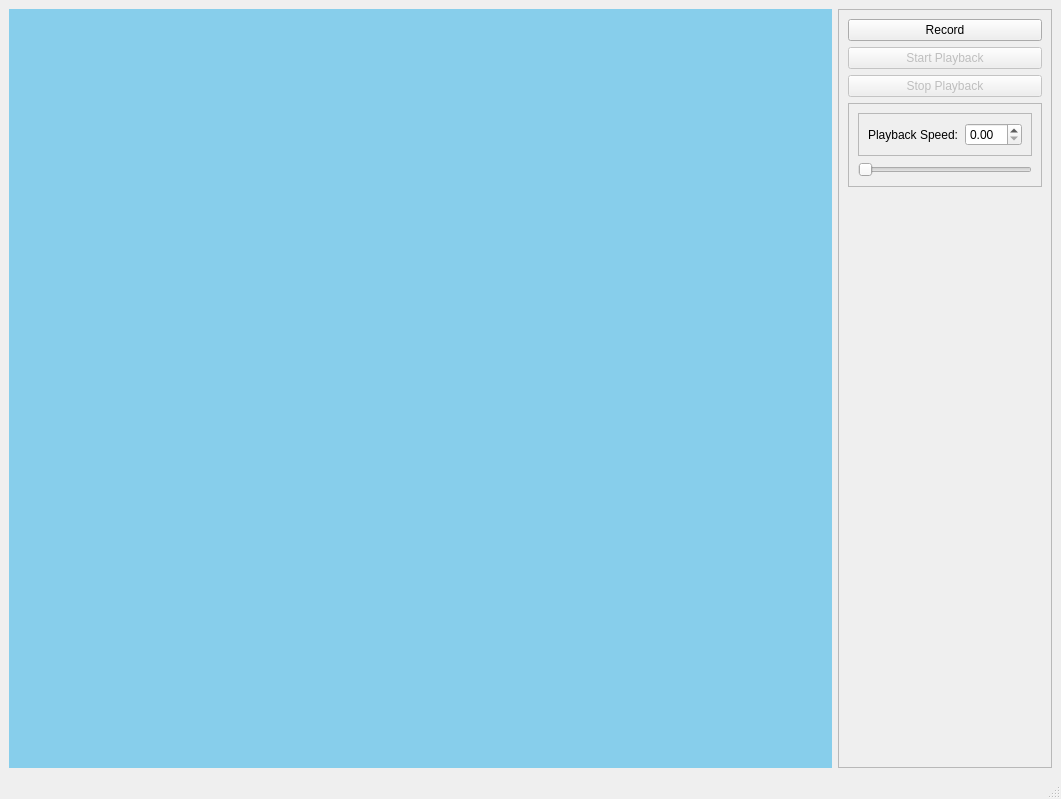
Above: src/event_camera_demo/src/video_demo.ui from Harl-Towne/event-camera-vpr-demonstrator before the change. Below: the same form after it.
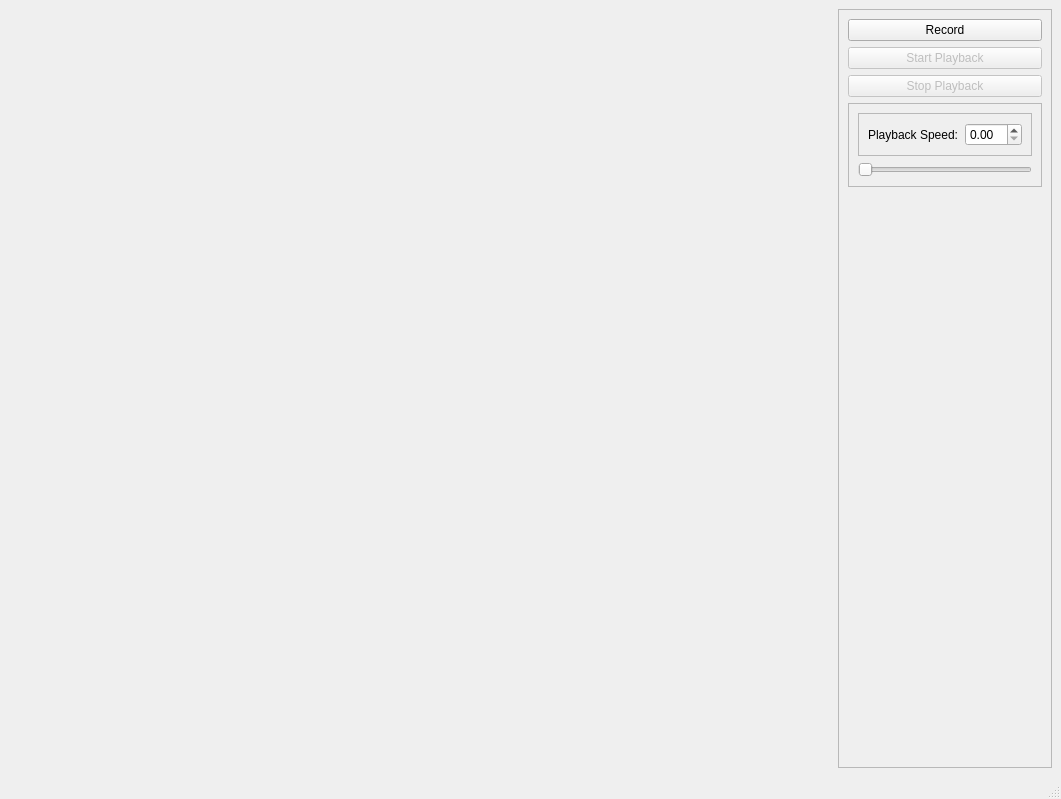
That is the form after the change.

Diff of the .ui file:
```diff
--- a/src/event_camera_demo/src/video_demo.ui
+++ b/src/event_camera_demo/src/video_demo.ui
@@ -16,9 +16,9 @@
   <widget class="QWidget" name="centralwidget">
    <layout class="QHBoxLayout" name="horizontalLayout">
     <item>
-     <widget class="QWidget" name="mainDisplay" native="true">
-      <property name="styleSheet">
-       <string notr="true">background-color:skyblue</string>
+     <widget class="QLabel" name="imageDisplay">
+      <property name="text">
+       <string/>
       </property>
      </widget>
     </item>
```
